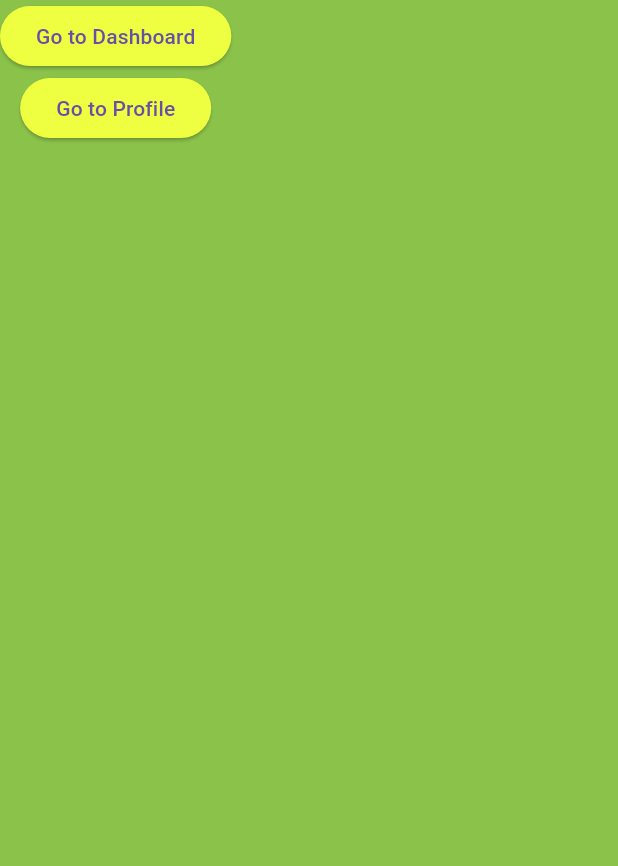
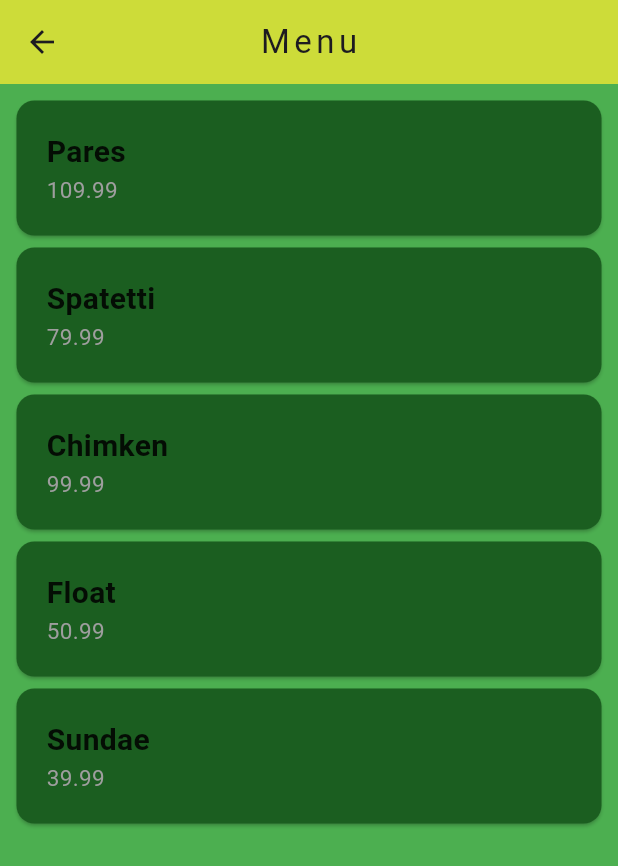
Before and after one commit to Jarllan1/Front-app, a Flutter app: the Menu screen opened by its route, on a phone screen of 412 x 824 dp. Shown: the top 866 px of the screen. Run offline on Flutter 3.47's test engine with Material 3 defaults, Android fonts, the phone set to English and light mode, and no system bars.

Commit message:
MENUCARD AND PRODUCT

```diff
--- a/lib/Pages/Menu.dart
+++ b/lib/Pages/Menu.dart
@@ -1,4 +1,7 @@
 import 'package:flutter/material.dart';
+import 'Services/MenuCard.dart';
+import 'Services/product.dart';
+
 
 class Menu extends StatefulWidget {
   const Menu({super.key});
@@ -6,35 +9,37 @@ class Menu extends StatefulWidget {
   @override
   State<Menu> createState() => _MenuState();
 }
+List products = <Product>[
+Product(productName:"Pares", price: 109.99),
+Product(productName:"Spatetti", price: 79.99),
+Product(productName:"Chimken", price: 99.99),
+Product(productName:"Float", price: 50.99),
+Product(productName:"Sundae", price: 39.99),
+];
+
+
 
 class _MenuState extends State<Menu> {
   @override
   Widget build(BuildContext context) {
     return Scaffold(
-      backgroundColor: Colors.lightGreen,
-      body: Container(
-        child:SafeArea(
-          child: Column(
-            children: [
-              ElevatedButton(
-                style: ButtonStyle(backgroundColor: WidgetStatePropertyAll(Colors.limeAccent)),
-                onPressed: (){
-                  Navigator.pushNamed(context, '/Dashboard');
-                },
-                child: Text('Go to Dashboard'),
-              ),
-              ElevatedButton(
-                style: ButtonStyle(backgroundColor: WidgetStatePropertyAll(Colors.limeAccent)),
-                onPressed: (){
-                  Navigator.pushNamed(context, '/Profile');
-                },
-                child: Text('Go to Profile'),
-              ),
-
-            ],
+      backgroundColor: Colors.green,
+      appBar: AppBar(
+        backgroundColor: Colors.lime,
+        title: Text(
+          'Menu',
+          style: TextStyle(
+            letterSpacing: 3.0,
           ),
         ),
+        centerTitle: true,
       ),
+      body: Padding(
+  padding: EdgeInsets.all(7.0),
+  child:Column(
+    children: products.map((product)=> Menucard(product: product)).toList(),
+) ,
+),
     );
   }
 }
--- /dev/null
+++ b/lib/Pages/Services/MenuCard.dart
@@ -0,0 +1,41 @@
+import 'package:flutter/material.dart';
+import 'package:jarllan/Pages/Services/product.dart';
+import 'product.dart';
+
+
+
+class Menucard extends StatelessWidget {
+  final Product product;
+  Menucard({required this.product});
+
+
+  @override
+  Widget build(BuildContext context) {
+    return Card(
+    color: Colors.green[900],
+      child: Padding(
+        padding: const EdgeInsets.all(20.0),
+        child: Column(
+          crossAxisAlignment: CrossAxisAlignment.stretch,
+          children: <Widget>[
+            Text(
+              product.productName,
+              style:TextStyle(
+                color: Colors.black87, fontWeight: FontWeight.bold,
+                fontSize: 20.0,
+
+              ),
+            ),
+            Text(
+              '${product.price}',
+              style:TextStyle(
+                fontSize: 15.0,
+                color: Colors.grey,
+              ),
+            ),
+          ],
+        ),
+      ),
+    );
+  }
+}
--- /dev/null
+++ b/lib/Pages/Services/product.dart
@@ -0,0 +1,5 @@
+class Product{
+  String productName;
+  double price;
+  Product({required this.productName, required this.price});
+}
--- a/lib/main.dart
+++ b/lib/main.dart
@@ -4,6 +4,7 @@ import 'package:jarllan/Pages/Dashboard.dart';
 import 'package:jarllan/Pages/Menu.dart';
 
 void main() => runApp(MaterialApp(
+  initialRoute: '/Menu',
     routes:{
       '/': (context) =>Dashboard(),
       '/Menu' : (context) => Menu(),
```
